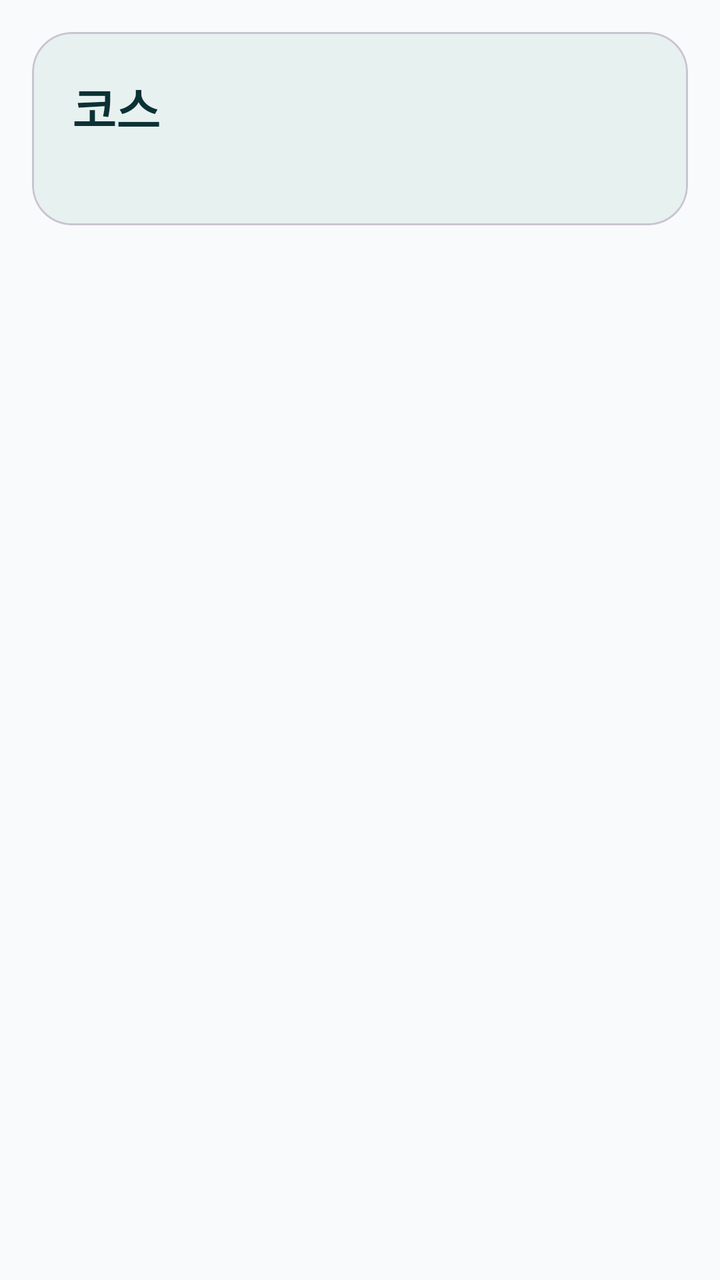
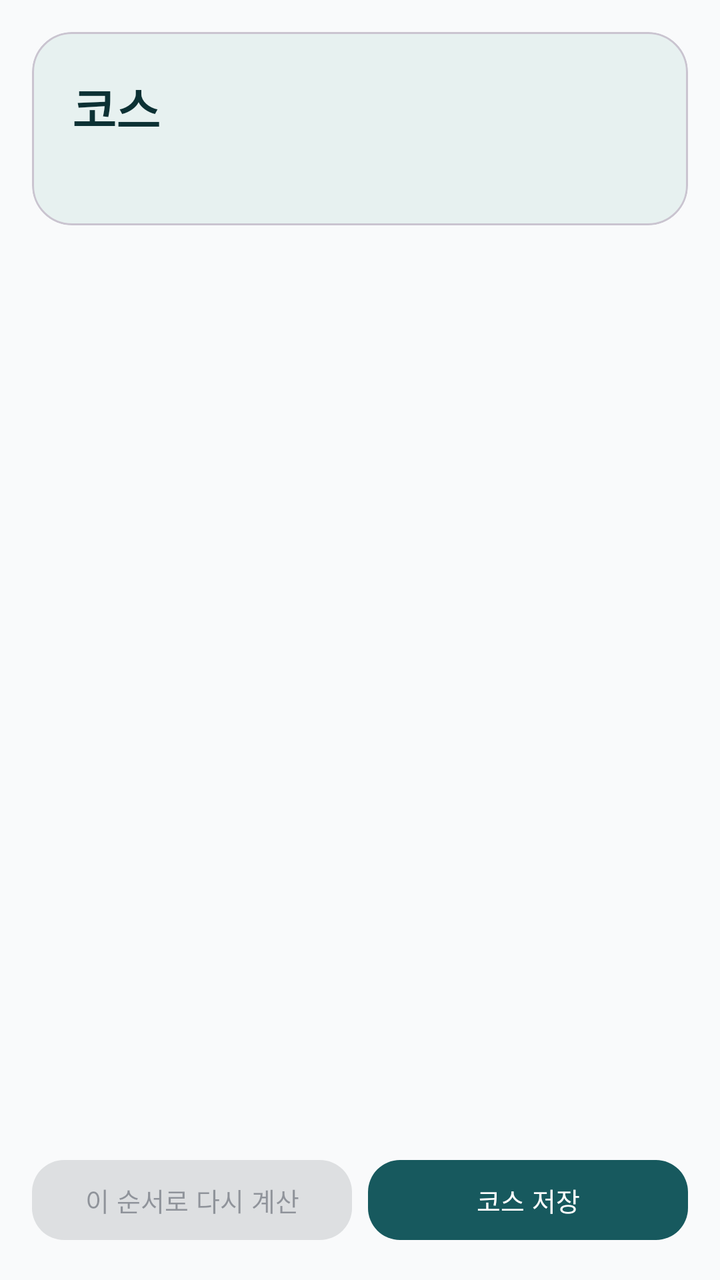

Two renders of the same Android screen: before a commit and after it. Below are the layout's source before the change and the commit's diff.
<!-- AndroidManifest.xml: application theme Theme.Yeobaek -->
<!-- res/layout/activity_yeobaek_planner.xml -->
<?xml version="1.0" encoding="utf-8"?>
<LinearLayout xmlns:android="http://schemas.android.com/apk/res/android"
    xmlns:app="http://schemas.android.com/apk/res-auto"
    android:layout_width="match_parent"
    android:layout_height="match_parent"
    android:orientation="vertical"
    android:background="@color/ye_background">

    <com.google.android.material.card.MaterialCardView
        android:layout_width="match_parent"
        android:layout_height="wrap_content"
        android:layout_margin="16dp"
        app:cardElevation="0dp"
        app:cardBackgroundColor="@color/ye_primary_container"
        app:cardCornerRadius="20dp">

        <LinearLayout
            android:layout_width="match_parent"
            android:layout_height="wrap_content"
            android:orientation="vertical"
            android:padding="20dp">

            <TextView
                android:id="@+id/planner_saved"
                android:layout_width="wrap_content"
                android:layout_height="wrap_content"
                android:text="코스"
                android:textColor="@color/ye_on_primary_container"
                android:textSize="24sp"
                android:textStyle="bold" />

            <TextView
                android:id="@+id/planner_sub"
                android:layout_width="wrap_content"
                android:layout_height="wrap_content"
                android:layout_marginTop="4dp"
                android:text=""
                android:textColor="@color/ye_on_primary_container"
                android:textSize="13sp" />

            <TextView
                android:id="@+id/planner_hint"
                android:layout_width="wrap_content"
                android:layout_height="wrap_content"
                android:layout_marginTop="8dp"
                android:text=""
                android:textColor="@color/ye_on_primary_container"
                android:textStyle="bold"
                android:textSize="12sp"
                android:visibility="gone" />
        </LinearLayout>
    </com.google.android.material.card.MaterialCardView>

    
    <com.google.android.material.card.MaterialCardView
        android:id="@+id/planner_alert"
        android:layout_width="match_parent"
        android:layout_height="wrap_content"
        android:layout_marginHorizontal="16dp"
        android:layout_marginBottom="8dp"
        android:visibility="gone"
        app:cardElevation="0dp"
        app:strokeColor="@color/ye_lv4"
        app:strokeWidth="1dp"
        app:cardBackgroundColor="@color/ye_surface"
        app:cardCornerRadius="16dp">

        <TextView
            android:id="@+id/planner_alert_text"
            android:layout_width="match_parent"
            android:layout_height="wrap_content"
            android:padding="14dp"
            android:text=""
            android:textColor="@color/ye_lv4"
            android:textStyle="bold"
            android:textSize="13sp" />
    </com.google.android.material.card.MaterialCardView>

    <androidx.recyclerview.widget.RecyclerView
        android:id="@+id/planner_list"
        android:layout_width="match_parent"
        android:layout_height="0dp"
        android:layout_weight="1"
        android:clipToPadding="false"
        android:paddingBottom="16dp" />
</LinearLayout>
<!-- resources referenced by this layout -->
<resources>
  <color name="ye_background">#F9FAFB</color>
  <color name="ye_lv4">#93454A</color>
  <color name="ye_on_primary_container">#0C3134</color>
  <color name="ye_primary_container">#E7F1F0</color>
  <color name="ye_surface">#FFFFFF</color>
  <style name="Theme.Yeobaek" parent="Theme.Material3.Light.NoActionBar">
          <item name="colorPrimary">@color/ye_primary</item>
          <item name="colorOnPrimary">@color/ye_on_primary</item>
          <item name="colorPrimaryContainer">@color/ye_primary_container</item>
          <item name="colorOnPrimaryContainer">@color/ye_on_primary_container</item>
          <item name="colorSecondary">@color/ye_secondary</item>
          <item name="android:colorBackground">@color/ye_background</item>
          <item name="colorSurface">@color/ye_surface</item>
          <item name="colorSurfaceVariant">@color/ye_surface_variant</item>
          <item name="colorOnSurface">@color/ye_on_surface</item>
          <item name="colorOnSurfaceVariant">@color/ye_on_surface_variant</item>
          <item name="colorOutline">@color/ye_outline</item>
          <item name="android:statusBarColor">@color/ye_background</item>
          <item name="android:windowLightStatusBar">true</item>
      </style>
  <color name="ye_primary">#17595E</color>
  <color name="ye_on_primary">#FFFFFF</color>
  <color name="ye_secondary">#0F3E42</color>
  <color name="ye_surface_variant">#EEF3F3</color>
  <color name="ye_on_surface">#111827</color>
  <color name="ye_on_surface_variant">#6B7280</color>
  <color name="ye_outline">#DEE7E7</color>
</resources>

<!-- the commit's change to res/layout/activity_yeobaek_planner.xml (unified diff, before → after) -->
@@ -76,11 +76,53 @@
             android:textSize="13sp" />
     </com.google.android.material.card.MaterialCardView>
 
+    
+    <TextView
+        android:id="@+id/planner_edit_hint"
+        android:layout_width="match_parent"
+        android:layout_height="wrap_content"
+        android:layout_marginHorizontal="16dp"
+        android:layout_marginBottom="8dp"
+        android:text="순서를 바꿨어요 — 다시 계산하면 도착 시각과 혼잡도가 갱신됩니다"
+        android:textColor="@color/ye_on_surface_variant"
+        android:textSize="12sp"
+        android:visibility="gone" />
+
     <androidx.recyclerview.widget.RecyclerView
         android:id="@+id/planner_list"
         android:layout_width="match_parent"
         android:layout_height="0dp"
         android:layout_weight="1"
         android:clipToPadding="false"
-        android:paddingBottom="16dp" />
+        android:paddingBottom="8dp" />
+
+    
+    <LinearLayout
+        android:layout_width="match_parent"
+        android:layout_height="wrap_content"
+        android:orientation="horizontal"
+        android:paddingHorizontal="16dp"
+        android:paddingBottom="16dp">
+
+        <com.google.android.material.button.MaterialButton
+            android:id="@+id/planner_recalc"
+            style="@style/Widget.Material3.Button.TonalButton"
+            android:layout_width="0dp"
+            android:layout_height="wrap_content"
+            android:layout_weight="1"
+            android:layout_marginEnd="8dp"
+            android:enabled="false"
+            android:text="이 순서로 다시 계산"
+            android:textSize="13sp"
+            app:cornerRadius="16dp" />
+
+        <com.google.android.material.button.MaterialButton
+            android:id="@+id/planner_save"
+            android:layout_width="0dp"
+            android:layout_height="wrap_content"
+            android:layout_weight="1"
+            android:text="코스 저장"
+            android:textSize="13sp"
+            app:cornerRadius="16dp" />
+    </LinearLayout>
 </LinearLayout>
